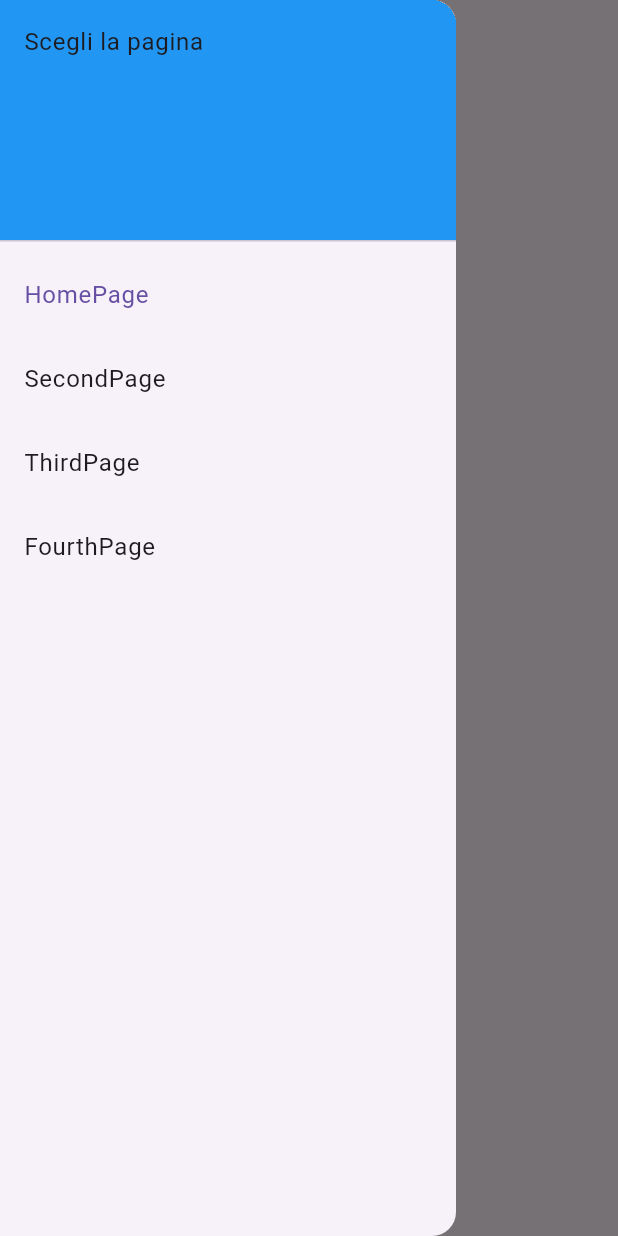
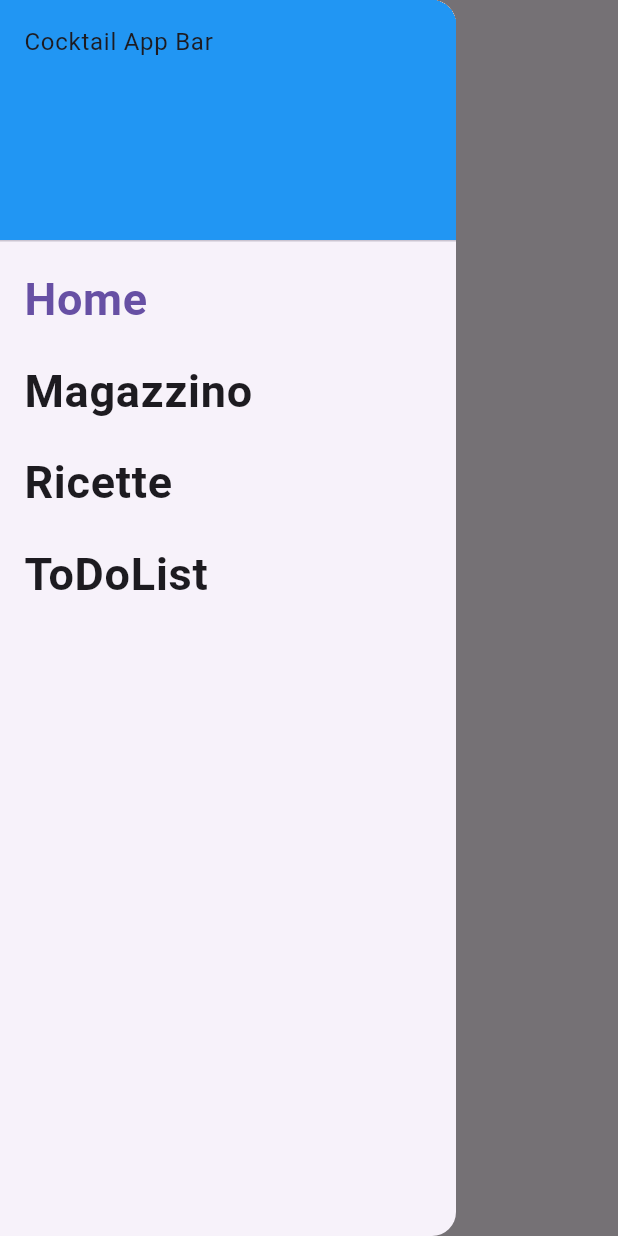
Before and after one commit to chirichexe/CocktailBarApp, a Flutter app: the screen it shows after launch, with the side drawer open, on a phone screen of 412 x 824 dp. Run offline on Flutter 3.47's test engine with Material 3 defaults, Android fonts, the phone set to English and light mode, and no system bars.

Commit message:
Separazione pagine/elementi
Ho separato gli elementi in globali e pagine (che contengono a loro volta la pagina e gli elementi della pagina).
Gli unici due elementi presenti ora sono il Drawer (main_drawer) e il CheckableElement (checkable_element).
Rircordiamoci di mettere il trattino basso tra le parole degli elementi
A dopo cucciolo, un bacio a te e a famiglia

```diff
--- /dev/null
+++ b/app/cocktailbar_app/lib/global/main_drawer.dart
@@ -0,0 +1,75 @@
+import 'package:flutter/material.dart';
+
+class MainDrawer extends StatefulWidget {
+  final int initialIndex;
+  final String drawerTitle;
+  final Map<String, String> pageRoutes;
+
+  const MainDrawer(
+      {super.key,
+      required this.initialIndex,
+      required this.drawerTitle,
+      required this.pageRoutes});
+
+  @override
+  // ignore: library_private_types_in_public_api
+  _MainDrawerState createState() => _MainDrawerState();
+}
+
+class _MainDrawerState extends State<MainDrawer> {
+  int _selectedIndex = 0; //indice delle pagine
+  String _drawerTitle = "";
+  List<String> _pageRoutesTitles = [];
+  List<String> _pageRoutes = [];
+
+  static const TextStyle optionStyle = //stile delle scritte nel Drawer
+      TextStyle(fontSize: 30, fontWeight: FontWeight.bold);
+  @override
+  void initState() {
+    super.initState();
+    //Inizializzo i primi due valori
+    _selectedIndex = widget.initialIndex;
+    _drawerTitle = widget.drawerTitle;
+
+    //Separo chiavi e valori in due liste private separate
+    _pageRoutes = widget.pageRoutes.keys.toList();
+    _pageRoutesTitles = widget.pageRoutes.values.toList();
+  }
+
+  void _onItemTapped(int index) {
+    //gestione tocchi
+    setState(() {
+      _selectedIndex = index;
+    });
+  }
+
+  @override
+  Widget build(BuildContext context) {
+    return Drawer(
+      child: ListView(
+        padding: EdgeInsets.zero,
+        children: [
+          DrawerHeader(
+            decoration: const BoxDecoration(
+              color: Colors.blue,
+            ),
+            child: Text(_drawerTitle),
+          ),
+          for (int i = 0; i < _pageRoutes.length; i++)
+            ListTile(
+              title: Text(
+                _pageRoutesTitles[i],
+                style: optionStyle,
+              ),
+              selected: _selectedIndex == i,
+              onTap: () {
+                _onItemTapped(i);
+                // Effettua il routing alla pagina corrispondente quando l'utente tocca la ListTile
+                Navigator.pushNamed(context, _pageRoutes[i]);
+              },
+            ),
+        ],
+      ),
+    );
+  }
+}
--- a/app/cocktailbar_app/lib/homePage.dart
+++ /dev/null
@@ -1,104 +0,0 @@
-import 'package:flutter/material.dart';
-
-class MyDrawer extends StatefulWidget {
-  const MyDrawer({super.key});
-
-  @override
-  State<MyDrawer> createState() => _Drawer();
-}
-
-class _Drawer extends State<MyDrawer> {
-
-  static String title='Scelta pagina'; //nome pagina Drawer
-  int _selectedIndex = 0; //indice delle pagine
-  static const TextStyle optionStyle =  //stile delle scritte nel Drawer
-      TextStyle(fontSize: 30, fontWeight: FontWeight.bold);
-
-  static const List<Widget> _widgetOptions = <Widget>[  //lista di elementi nel Drawer
-    Text(
-      'HomePage',
-      style: optionStyle,
-    ),
-    Text(
-      'SecondPage',
-      style: optionStyle,
-    ),
-    Text(
-      'ThirdPage',
-      style: optionStyle,
-    ),
-    Text(
-      'FourthPage',
-      style: optionStyle,
-    )
-  ];
-
-  void _onItemTapped(int index) { //gestione tocchi
-    setState(() {
-      _selectedIndex = index;
-    });
-  }
-
-@override
-Widget build(BuildContext context) {
-  return Scaffold(
-    appBar: AppBar(title: const Text('Home Page')),
-    body: Center(
-      child: _widgetOptions[_selectedIndex],
-    ),
-    drawer: Drawer(
-      child: ListView(
-        padding: EdgeInsets.zero,
-        children: [
-          const DrawerHeader(
-            decoration: BoxDecoration(
-              color: Colors.blue,
-            ),
-            child: Text('Scegli la pagina'),
-          ),
-          ListTile(
-            title: const Text('HomePage'),
-            selected: _selectedIndex == 0,
-            onTap: () {
-              // Update the state of the app
-              _onItemTapped(0);
-              // Then close the drawer
-              Navigator.pushNamed(context, '/');
-            },
-          ),
-          ListTile(
-            title: const Text('SecondPage'),
-            selected: _selectedIndex == 1,
-            onTap: () {
-              // Update the state of the app
-              _onItemTapped(1);
-              // Then close the drawer
-              Navigator.pushNamed(context, '/second');
-            },
-          ),
-          ListTile(
-            title: const Text('ThirdPage'),
-            selected: _selectedIndex == 2,
-            onTap: () {
-              // Update the state of the app
-              _onItemTapped(2);
-              // Then close the drawer
-              Navigator.pushNamed(context, '/third');
-            },
-          ),
-          ListTile(
-            title: const Text('FourthPage'),
-            selected: _selectedIndex == 3,
-            onTap: () {
-              // Update the state of the app
-              _onItemTapped(3);
-              // Then close the drawer
-              Navigator.pushNamed(context, '/fourth');
-            },
-          ),
-        ],
-      ),
-    ),
-  );
-}
-}
--- a/app/cocktailbar_app/lib/fourthPage.dart
+++ b/app/cocktailbar_app/lib/pages/fourthpage/fourthPage.dart
@@ -1,5 +1,5 @@
 // ignore_for_file: use_key_in_widget_constructors
-import 'package:cocktailbar_app/checkableElement.dart';
+import 'package:cocktailbar_app/pages/fourthpage/elements/checkable_element.dart';
 import 'package:flutter/material.dart';
 
 class createFourthPage extends StatefulWidget {
@@ -14,14 +14,14 @@ class FourthPage extends State<createFourthPage> {
   Widget build(BuildContext context) {
     return Scaffold(
       appBar: AppBar(
-        title: const Text('Michele che frocetto che sei'),
+        title: const Text('Seleziona gli ingredienti'),
       ),
       body: Center(
         child: Column(
           mainAxisAlignment: MainAxisAlignment.center,
           children: <Widget>[
             Text(
-              'Il tuo bottone è ${_isChecked ? 'premuto' : 'non premuto'}',
+              'Scegli gli elementi',
               style: TextStyle(fontSize: _isChecked ? 50 : 20),
             ),
             const SizedBox(
@@ -43,7 +43,7 @@ class FourthPage extends State<createFourthPage> {
             ),
             CheckableElement(
               initialValue: false,
-              elementName: 'Spermatozoi',
+              elementName: 'Test1',
               onChanged: (value) {
                 //Qui dovremo gestire l'accumulo
               },
--- /dev/null
+++ b/app/cocktailbar_app/lib/pages/homepage/homePage.dart
@@ -0,0 +1,29 @@
+// ignore: file_names
+import 'package:cocktailbar_app/global/main_drawer.dart';
+import 'package:flutter/material.dart';
+
+class MyDrawer extends StatefulWidget {
+  const MyDrawer({super.key});
+
+  @override
+  State<MyDrawer> createState() => _Drawer();
+}
+
+class _Drawer extends State<MyDrawer> {
+  @override
+  Widget build(BuildContext context) {
+    return Scaffold(
+        appBar: AppBar(title: const Text('Home Page')),
+        body: const Center(),
+        drawer: const MainDrawer(
+          initialIndex: 0,
+          drawerTitle: "Cocktail App Bar",
+          pageRoutes: {
+            "/": "Home",
+            "/second": "Magazzino",
+            "/third": "Ricette",
+            "/fourth": "ToDoList"
+          },
+        ));
+  }
+}
--- a/app/cocktailbar_app/lib/secondPage.dart
+++ b/app/cocktailbar_app/lib/pages/secondpage/secondPage.dart
@@ -1,5 +1,4 @@
 // ignore_for_file: use_key_in_widget_constructors
-import 'package:cocktailbar_app/checkableElement.dart';
 import 'package:flutter/material.dart';
 
 class createSecondPage extends StatefulWidget {
@@ -8,18 +7,17 @@ class createSecondPage extends StatefulWidget {
 }
 
 class SecondPage extends State<createSecondPage> {
-
   @override
   Widget build(BuildContext context) {
     return Scaffold(
       appBar: AppBar(
         title: const Text('Seconda Pagina'),
       ),
-      body: Center(
+      body: const Center(
         child: Column(
           mainAxisAlignment: MainAxisAlignment.center,
           children: <Widget>[
-            const Text(
+            Text(
               'Questa è la Seconda Pagina!',
               style: TextStyle(fontSize: 24),
             ),
@@ -28,5 +26,4 @@ class SecondPage extends State<createSecondPage> {
       ),
     );
   }
-
 }
--- a/app/cocktailbar_app/lib/thirdPage.dart
+++ b/app/cocktailbar_app/lib/pages/thirdpage/thirdPage.dart
@@ -1,5 +1,4 @@
 // ignore_for_file: use_key_in_widget_constructors
-import 'package:cocktailbar_app/checkableElement.dart';
 import 'package:flutter/material.dart';
 
 class createThirdPage extends StatefulWidget {
@@ -12,7 +11,7 @@ class ThirdPage extends State<createThirdPage> {
   Widget build(BuildContext context) {
     return Scaffold(
       appBar: AppBar(
-        title: Text('Terza Pagina'),
+        title: const Text('Terza Pagina'),
       ),
       body: const Center(
         child: Column(
```
Also changed, not shown: app/cocktailbar_app/lib/main.dart (+4 -4 lines), app/cocktailbar_app/lib/pages/fourthpage/elements/checkable_element.dart (renamed from app/cocktailbar_app/lib/checkableElement.dart).
